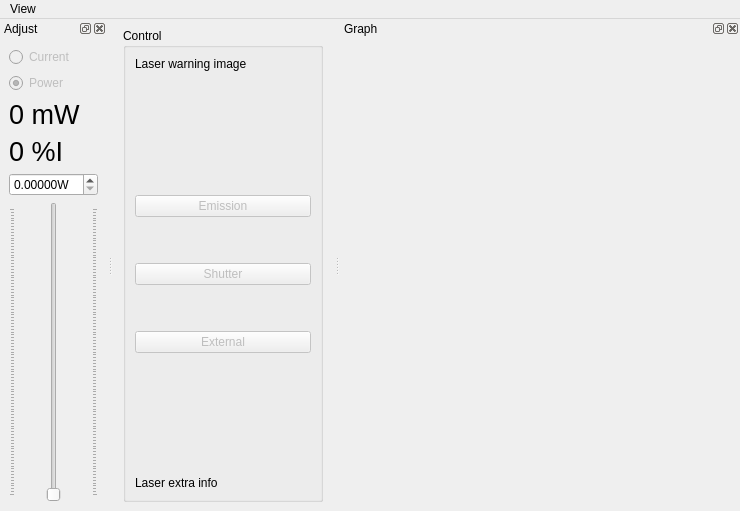
Before: the Qt Designer form gui/laser/ui_laser.ui in projecthira/qudi-hira, drawn with Qt 5.
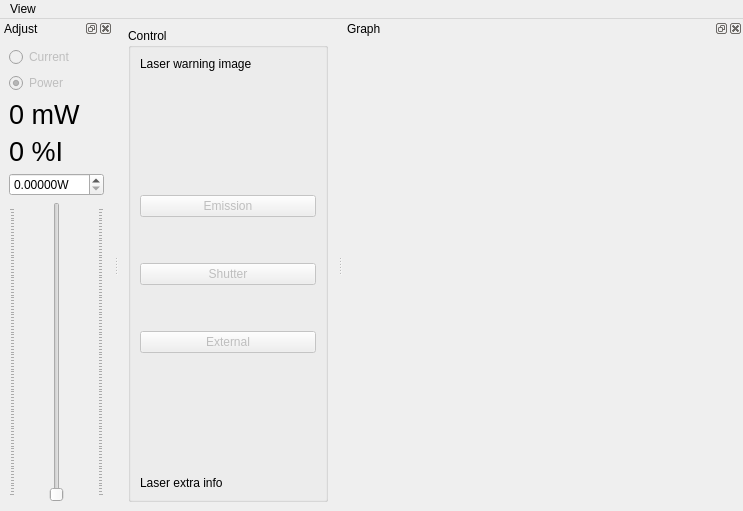
After: the same form once the commit is applied. Icons and pictures are not drawn. Custom widgets are drawn as their Qt base class.

What changed in the file:
```diff
--- a/gui/laser/ui_laser.ui
+++ b/gui/laser/ui_laser.ui
@@ -287,6 +287,12 @@
        <property name="decimals">
         <number>5</number>
        </property>
+       <property name="maximum">
+        <double>100.000000000000000</double>
+       </property>
+       <property name="value">
+        <double>0.000000000000000</double>
+       </property>
       </widget>
      </item>
      <item>
```
